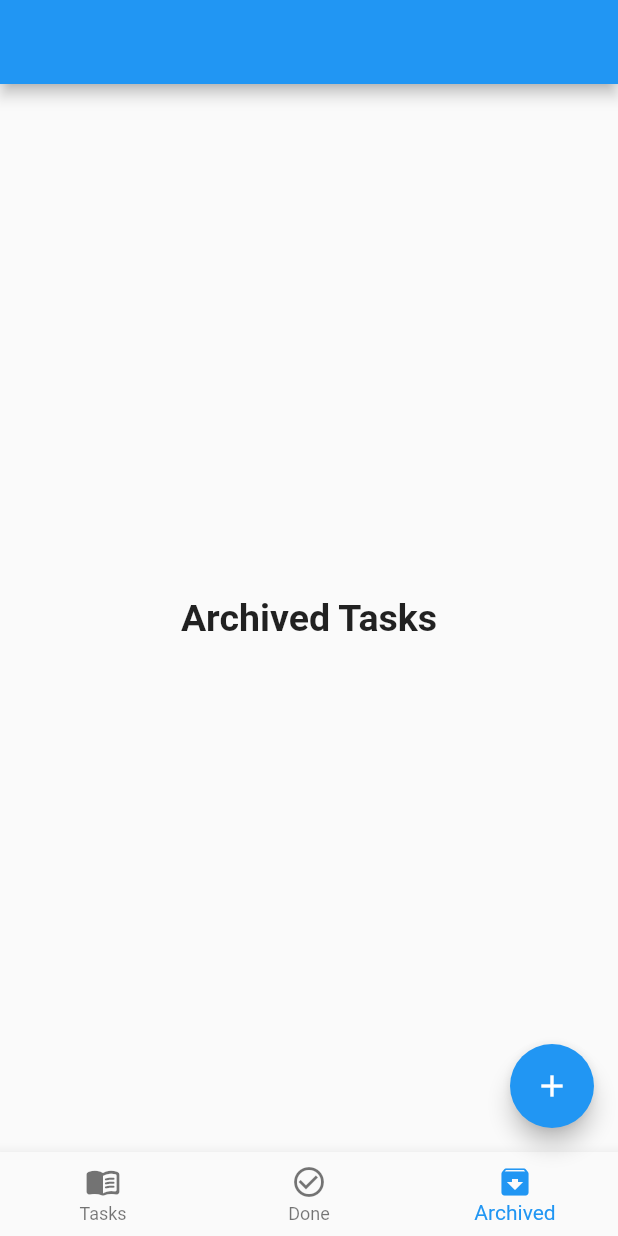
After one commit to 3bdulra7manAmir/sqflite, a Flutter app: the screen it shows after launch, item 3 of the bottom bar chosen, on a phone screen of 412 x 824 dp. The commit adds this screen. Run offline on Flutter 3.47's test engine with Material 2 defaults, Android fonts, the phone set to English and light mode, and no system bars.

Commit message:
Toggling between Screens

```diff
--- /dev/null
+++ b/lib/NavBarScreens/archived_tasks.dart
@@ -0,0 +1,12 @@
+import 'package:flutter/material.dart';
+
+class ArchivedTasks extends StatelessWidget {
+  const ArchivedTasks({super.key});
+
+  @override
+  Widget build(BuildContext context) {
+    return const Center(
+      child: Text("Archived Tasks", style: TextStyle(fontSize: 25, fontWeight: FontWeight.bold),)
+      );
+  }
+}
--- a/lib/NavBarScreens/done_tasks.dart
+++ b/lib/NavBarScreens/done_tasks.dart
@@ -5,6 +5,8 @@ class DoneTasks extends StatelessWidget {
 
   @override
   Widget build(BuildContext context) {
-    return Container();
+    return const Center(
+      child: Text("Done Tasks", style: TextStyle(fontSize: 25, fontWeight: FontWeight.bold),)
+      );
   }
 }
--- a/lib/layout/home_layout.dart
+++ b/lib/layout/home_layout.dart
@@ -1,7 +1,10 @@
 // ignore_for_file: avoid_print
 
 import 'package:flutter/material.dart';
+import 'package:sqlite/NavBarScreens/archived_tasks.dart';
 import 'package:sqlite/NavBarScreens/tasks.dart';
+
+import '../NavBarScreens/done_tasks.dart';
 
 class HomeLayout extends StatefulWidget {
   const HomeLayout({super.key});
@@ -13,6 +16,7 @@ class HomeLayout extends StatefulWidget {
 class _HomeLayoutState extends State<HomeLayout> {
 
 int currentIndex = 0;
+List<Widget> screens = const [Tasks(), DoneTasks(), ArchivedTasks()];
 
   @override
   Widget build(BuildContext context) {
@@ -20,7 +24,7 @@ int currentIndex = 0;
       appBar: AppBar(
 
       ),
-      body: const Tasks(),
+      body: screens[currentIndex],
       floatingActionButton: FloatingActionButton(
         child: const Icon(Icons.add),
         onPressed: () {  },
```
